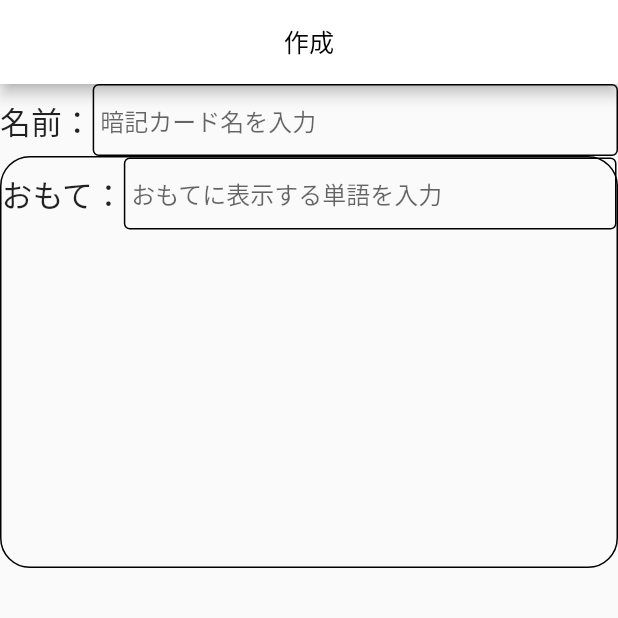
After one commit to Ryu-nakay/flashcard_app_var6, a Flutter app: the MakeAndEditPage screen opened directly with sample values from the repository, on a phone screen of 412 x 824 dp, the top half of it. The commit adds this screen. Run offline on Flutter 3.47's test engine with Material 2 defaults, Android fonts, the light colour scheme and no system bars; our stand-ins replace sqflite; accounts and stored records are empty.

Commit message:
12192019commit

```diff
--- /dev/null
+++ b/lib/model/makeAndEditModel.dart
@@ -0,0 +1,19 @@
+import 'package:flutter/foundation.dart';
+
+class MakeAndEditModel extends ChangeNotifier{
+  String listNam='';
+
+  List<CardInfo> wordsInfo=[];
+
+}
+
+
+class CardInfo{
+  String front;//表面の単語
+  String frontMemo;//表面のメモ
+  String back;//裏面の単語
+  String backMemo;//裏面のメモ
+
+  CardInfo({required this.front,required this.frontMemo,required this.back,required this.backMemo});
+
+}
--- a/lib/ui/HomePage/HomePageWidgets/CardItemListModalPopup.dart
+++ b/lib/ui/HomePage/HomePageWidgets/CardItemListModalPopup.dart
@@ -1,4 +1,5 @@
 import 'package:flashcard_app_ver6/model/flashcardModel.dart';
+import 'package:flashcard_app_ver6/ui/MakeAndEditPage/MakeAndEditPage.dart';
 import 'package:flutter/cupertino.dart';
 import 'package:flutter/material.dart';
 
@@ -10,7 +11,7 @@ Future<dynamic> CardItemListModalPopup(BuildContext context,Size size,CardList i
             actions: [
               CupertinoActionSheetAction(
                 onPressed: (){
-
+                  Navigator.push(context, MaterialPageRoute(builder: (context)=>MakeAndEditPage(item)));
                 },
                 child: Text(
                   '暗記カードを編集',
--- /dev/null
+++ b/lib/ui/MakeAndEditPage/InputCard.dart
@@ -0,0 +1,54 @@
+import 'package:flashcard_app_ver6/model/colorModel.dart';
+import 'package:flutter/cupertino.dart';
+import 'package:flutter/material.dart';
+import 'package:provider/provider.dart';
+
+
+Widget InputCard(Size size,BuildContext context){
+  return Container(
+    width: size.width,
+    height: size.width/1.6,
+    decoration: BoxDecoration(
+      border: Border.all(),
+      borderRadius: BorderRadius.circular(20)
+    ),
+    child: Column(
+      children: [
+        Row(
+          children: [
+            Text(
+              'おもて：',
+              style: TextStyle(
+                fontSize: size.width*0.05
+              ),
+            ),
+            Flexible(
+              child: TextFormField(
+                cursorColor: Provider.of<ColorModel>(context).textColor,
+                decoration: InputDecoration(
+                  enabledBorder:OutlineInputBorder(
+                    borderSide: BorderSide(
+                      color: Provider.of<ColorModel>(context).textColor
+                    )
+                  ),
+                  focusedBorder:OutlineInputBorder(
+                    borderSide: BorderSide(
+                      color: Provider.of<ColorModel>(context).textColor,
+                      width: 2
+                    )
+                  ),
+                  border: OutlineInputBorder(),
+                  hintText: 'おもてに表示する単語を入力',
+                  contentPadding: EdgeInsets.only(top: 0,bottom: 0,left: 5)
+                ),
+                onChanged: (value){
+
+                },
+              ),
+            ),
+          ],
+        ),
+      ],
+    ),
+  );
+}
--- /dev/null
+++ b/lib/ui/MakeAndEditPage/MakeAndEditPage.dart
@@ -0,0 +1,81 @@
+import 'package:flashcard_app_ver6/model/colorModel.dart';
+import 'package:flashcard_app_ver6/model/flashcardModel.dart';
+import 'package:flashcard_app_ver6/ui/MakeAndEditPage/InputCard.dart';
+import 'package:flutter/cupertino.dart';
+import 'package:flutter/material.dart';
+import 'package:provider/provider.dart';
+
+class MakeAndEditPage extends StatelessWidget{
+  CardList item;
+
+  MakeAndEditPage(this.item);
+
+  @override
+  Widget build(BuildContext context){
+    Size size=MediaQuery.of(context).size;
+    return Scaffold(
+      appBar: AppBar(
+        backgroundColor: Provider.of<ColorModel>(context).appbarColor1,
+        centerTitle: true,
+        title: Text(
+          '作成',
+          style: TextStyle(
+            color: Provider.of<ColorModel>(context).appbarTextColor,
+            fontSize: AppBar().preferredSize.height*0.3
+          ),
+        ),
+      ),
+      body: Column(
+        children: [
+          Container(
+            width:size.width ,
+            child: Row(
+              children: [
+                Text(
+                  '名前：',
+                  style: TextStyle(
+                    fontSize: size.width*0.05
+                  ),
+                ),
+                Flexible(
+                  child: TextFormField(
+                    cursorColor: Provider.of<ColorModel>(context).textColor,
+                    decoration: InputDecoration(
+                      enabledBorder:OutlineInputBorder(
+                        borderSide: BorderSide(
+                          color: Provider.of<ColorModel>(context).textColor
+                        )
+                      ),
+                      focusedBorder:OutlineInputBorder(
+                        borderSide: BorderSide(
+                          color: Provider.of<ColorModel>(context).textColor,
+                          width: 2
+                        )
+                      ),
+                      border: OutlineInputBorder(),
+                      hintText: '暗記カード名を入力',
+                      contentPadding: EdgeInsets.only(top: 0,bottom: 0,left: 5)
+                    ),
+                    onChanged: (value){
+
+                    },
+                  ),
+                ),
+              ],
+            ),
+          ),
+          Container(
+            height: size.width/1.5,
+            child: PageView(
+              children: [
+                for (var i = 0; i < item.cards.length; i++)
+                  InputCard(size, context),
+              ],
+            ),
+          )
+
+        ],
+      ),
+    );
+  }
+}
```
